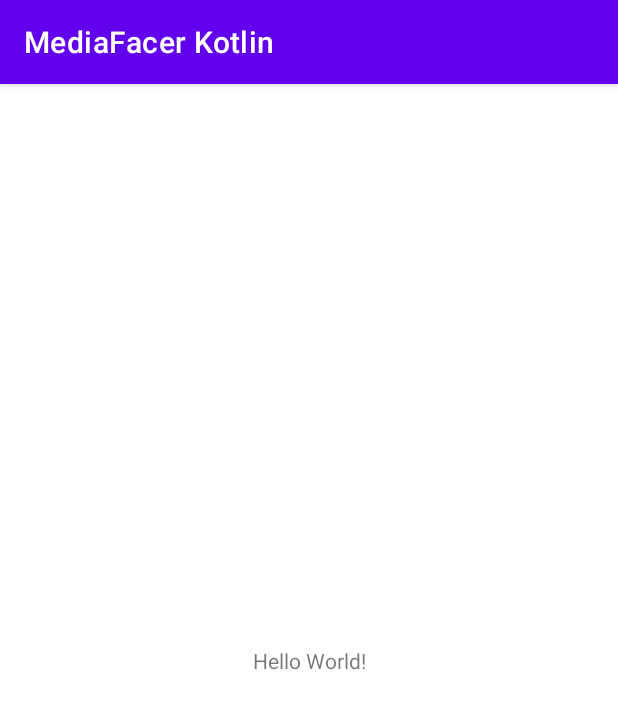
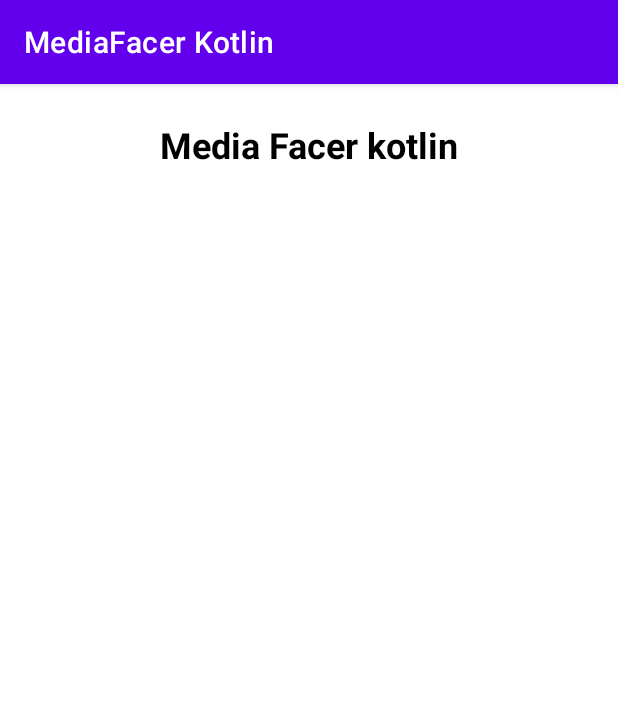
Before and after one commit to CodeBoy722/MediaFacer_Kotlin, an Android app: the screen it shows after launch (MainActivity), on a phone screen of 412 x 824 dp. Shown: the top 709 px of the screen. Run offline under Robolectric (Android 15) with nearby library versions, the phone set to English and light mode, and no system bars; our stand-ins replace data binding; 2 statements that could not run were skipped.

Commit message:
media methods

```diff
--- a/MediaFacer/src/main/java/com/codeboy/mediafacer/MediaFacer.kt
+++ b/MediaFacer/src/main/java/com/codeboy/mediafacer/MediaFacer.kt
@@ -7,8 +7,13 @@ import android.provider.MediaStore
 
 class MediaFacer(val context:Context): VideoGet, AudioGet,ImageGet {
 
-    val externalContentUri = MediaStore.Audio.Media.EXTERNAL_CONTENT_URI
-    val internalContentUri = MediaStore.Audio.Media.INTERNAL_CONTENT_URI
+    val audioExternalContentUri = MediaStore.Audio.Media.EXTERNAL_CONTENT_URI
+    val audioInternalContentUri = MediaStore.Audio.Media.INTERNAL_CONTENT_URI
+    val videoExternalContentUri = MediaStore.Video.Media.EXTERNAL_CONTENT_URI
+    val videoInternalContentUri = MediaStore.Video.Media.INTERNAL_CONTENT_URI
+    val imageExternalContentUri = MediaStore.Images.Media.EXTERNAL_CONTENT_URI
+    val imageInternalContentUri = MediaStore.Images.Media.INTERNAL_CONTENT_URI
+
     lateinit var cursor: Cursor
     var audioSelection = MediaStore.Audio.Media.IS_MUSIC + " != 0"
 
@@ -17,7 +22,7 @@ class MediaFacer(val context:Context): VideoGet, AudioGet,ImageGet {
     var shouldPaginate = false
 
     @SuppressLint("InlinedApi")
-    private val audioProjections = arrayOf(
+    override val audioProjections = arrayOf(
         MediaStore.Audio.Media.TITLE,
         MediaStore.Audio.Media.DISPLAY_NAME,
         MediaStore.Audio.Media.ARTIST,
@@ -32,7 +37,7 @@ class MediaFacer(val context:Context): VideoGet, AudioGet,ImageGet {
     )
 
     @SuppressLint("InlinedApi")
-    private val imageProjections = arrayOf(
+    override val imageProjections = arrayOf(
         MediaStore.Images.Media.DISPLAY_NAME,
         MediaStore.Images.Media.SIZE,
         MediaStore.Images.Media.BUCKET_DISPLAY_NAME,
@@ -42,7 +47,7 @@ class MediaFacer(val context:Context): VideoGet, AudioGet,ImageGet {
     )
 
     @SuppressLint("InlinedApi")
-    var videoProjections = arrayOf(
+    override val videoProjections = arrayOf(
         MediaStore.Video.Media.DISPLAY_NAME,
         MediaStore.Video.Media.DURATION,
         MediaStore.Video.Media.BUCKET_DISPLAY_NAME,
--- a/app/src/main/java/com/codeboy/mediafacerkotlin/MainActivity.kt
+++ b/app/src/main/java/com/codeboy/mediafacerkotlin/MainActivity.kt
@@ -3,17 +3,22 @@ package com.codeboy.mediafacerkotlin
 import androidx.appcompat.app.AppCompatActivity
 import android.os.Bundle
 import android.provider.MediaStore
+import androidx.databinding.DataBindingUtil
 import com.codeboy.mediafacer.MediaFacer
+import com.codeboy.mediafacerkotlin.databinding.ActivityMainBinding
 
 class MainActivity : AppCompatActivity() {
+
+    lateinit var bindings: ActivityMainBinding
 
     override fun onCreate(savedInstanceState: Bundle?) {
         super.onCreate(savedInstanceState)
         setContentView(R.layout.activity_main)
+        bindings = DataBindingUtil.setContentView(this, R.layout.activity_main)
+        bindings.lifecycleOwner = this
 
-        MediaFacer(this).withVideoPagination(0,500,true).getVideos()
-        MediaFacer(this).getVideos()
-
+        //MediaFacer(this).withVideoPagination(0,500,true).getVideos()
+        //MediaFacer(this).getVideos()
     }
 
 }
--- a/app/src/main/res/layout/activity_main.xml
+++ b/app/src/main/res/layout/activity_main.xml
@@ -1,18 +1,27 @@
 <?xml version="1.0" encoding="utf-8"?>
-<androidx.constraintlayout.widget.ConstraintLayout xmlns:android="http://schemas.android.com/apk/res/android"
+<layout xmlns:android="http://schemas.android.com/apk/res/android"
     xmlns:app="http://schemas.android.com/apk/res-auto"
     xmlns:tools="http://schemas.android.com/tools"
+    tools:context=".MainActivity">
+
+    <androidx.constraintlayout.widget.ConstraintLayout
         android:layout_width="match_parent"
-    android:layout_height="match_parent"
-    tools:context=".MainActivity">
+        android:layout_height="match_parent">
 
         <TextView
             android:layout_width="wrap_content"
             android:layout_height="wrap_content"
-        android:text="Hello World!"
-        app:layout_constraintBottom_toBottomOf="parent"
+            android:layout_marginLeft="24dp"
+            android:layout_marginTop="24dp"
+            android:layout_marginRight="24dp"
+            android:text="Media Facer kotlin"
+            android:textColor="@color/black"
+            android:textSize="24sp"
+            android:textStyle="bold"
             app:layout_constraintLeft_toLeftOf="parent"
             app:layout_constraintRight_toRightOf="parent"
             app:layout_constraintTop_toTopOf="parent" />
 
     </androidx.constraintlayout.widget.ConstraintLayout>
+
+</layout>
```
Also changed, not shown: MediaFacer/src/main/java/com/codeboy/mediafacer/AudioGet.kt (+18 -0 lines), MediaFacer/src/main/java/com/codeboy/mediafacer/ImageGet.kt (+13 -0 lines), MediaFacer/src/main/java/com/codeboy/mediafacer/VideoGet.kt (+20 -5 lines), MediaFacer/src/main/java/com/codeboy/mediafacer/models/ImageContent.kt (+6 -1 lines), app/build.gradle (+10 -5 lines). Lines whose indentation alone changed are shown as unchanged.
